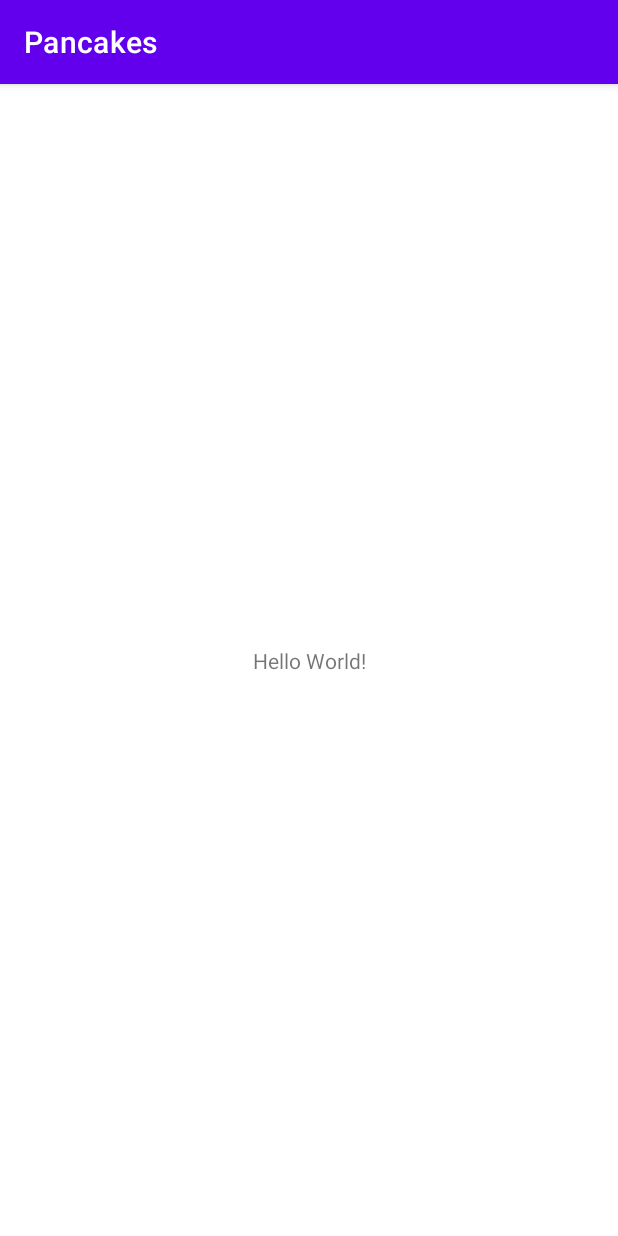
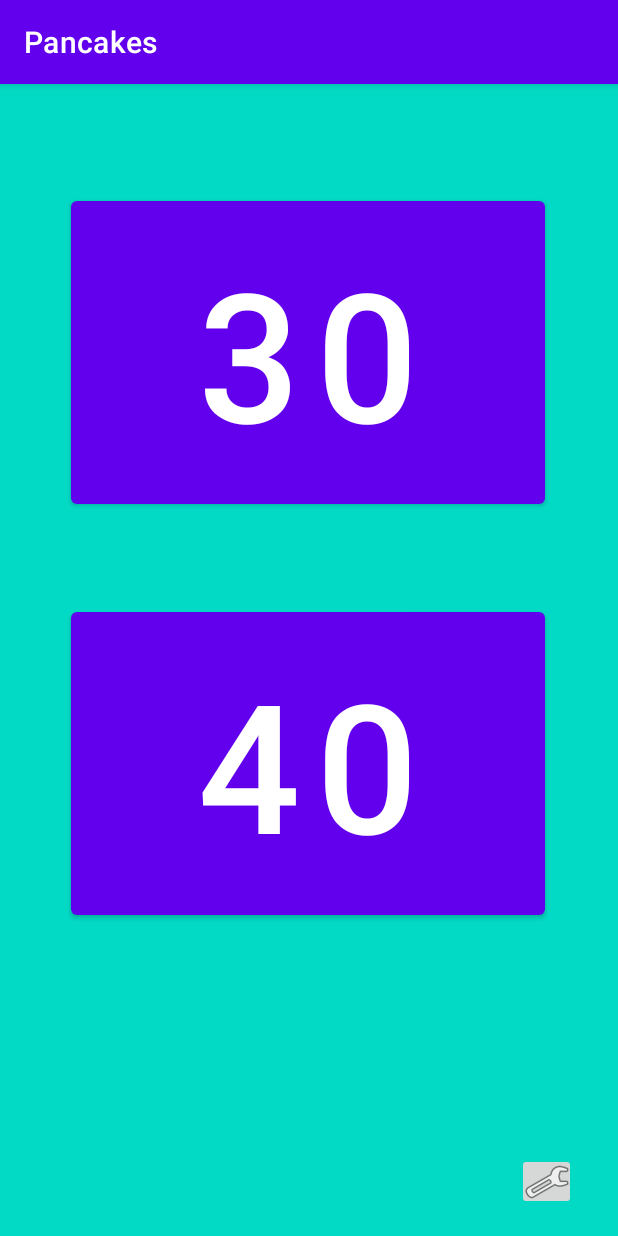
Before and after one commit to SergeySigov/Pancakes, an Android app: the screen it shows after launch (MainActivity), on a phone screen of 412 x 824 dp. Run offline under Robolectric (Android 15) with nearby library versions, the phone set to English and light mode, and no system bars.

Commit message:
Перенос кода из тестового приложения. Настройки не доделаны.

```diff
--- a/app/build.gradle
+++ b/app/build.gradle
@@ -1,6 +1,7 @@
 plugins {
     id 'com.android.application'
     id 'kotlin-android'
+    id 'kotlin-android-extensions'
 }
 
 android {
--- a/app/src/main/AndroidManifest.xml
+++ b/app/src/main/AndroidManifest.xml
@@ -9,6 +9,7 @@
         android:roundIcon="@mipmap/ic_launcher_round"
         android:supportsRtl="true"
         android:theme="@style/Theme.Pancakes">
+        <activity android:name=".SettingsActivity"></activity>
         <activity android:name=".MainActivity">
             <intent-filter>
                 <action android:name="android.intent.action.MAIN" />
--- a/app/src/main/res/layout/activity_main.xml
+++ b/app/src/main/res/layout/activity_main.xml
@@ -4,15 +4,47 @@
     xmlns:tools="http://schemas.android.com/tools"
     android:layout_width="match_parent"
     android:layout_height="match_parent"
+    android:background="@color/teal_200"
     tools:context=".MainActivity">
 
-    <TextView
-        android:layout_width="wrap_content"
-        android:layout_height="wrap_content"
-        android:text="Hello World!"
+
+    <ImageButton
+        android:id="@+id/button_settings"
+        android:layout_width="39dp"
+        android:layout_height="38dp"
+        android:onClick="onSetting"
         app:layout_constraintBottom_toBottomOf="parent"
-        app:layout_constraintLeft_toLeftOf="parent"
-        app:layout_constraintRight_toRightOf="parent"
+        app:layout_constraintEnd_toEndOf="parent"
+        app:layout_constraintHorizontal_bias="0.924"
+        app:layout_constraintStart_toStartOf="parent"
+        app:layout_constraintTop_toTopOf="parent"
+        app:layout_constraintVertical_bias="0.976"
+        app:srcCompat="@android:drawable/ic_menu_manage" />
+
+    <Button
+        android:id="@+id/button1"
+        android:layout_width="316dp"
+        android:layout_height="214dp"
+        android:layout_marginTop="72dp"
+        android:onClick="btn1Click"
+        android:text="30"
+        android:textSize="120dp"
+        app:layout_constraintEnd_toEndOf="parent"
+        app:layout_constraintHorizontal_bias="0.494"
+        app:layout_constraintStart_toStartOf="parent"
         app:layout_constraintTop_toTopOf="parent" />
 
+    <Button
+        android:id="@+id/button2"
+        android:layout_width="316dp"
+        android:layout_height="214dp"
+        android:layout_marginTop="60dp"
+        android:onClick="btn2Click"
+        android:text="40"
+        android:textSize="120dp"
+        app:layout_constraintEnd_toEndOf="parent"
+        app:layout_constraintHorizontal_bias="0.494"
+        app:layout_constraintStart_toStartOf="parent"
+        app:layout_constraintTop_toBottomOf="@+id/button1" />
+
 </androidx.constraintlayout.widget.ConstraintLayout>
--- a/app/src/main/res/values/strings.xml
+++ b/app/src/main/res/values/strings.xml
@@ -1,3 +1,4 @@
 <resources>
     <string name="app_name">Pancakes</string>
+    <string name="button_text">Press Me</string>
 </resources>
```
Also changed, not shown: app/src/main/java/com/sigov/pancakes/MainActivity.kt (+129 -1 lines), app/src/main/java/com/sigov/pancakes/SettingsActivity.kt (added, +26 -0 lines), app/src/main/res/layout/activity_settings.xml (added, +114 -0 lines), gradle/wrapper/gradle-wrapper.properties, 1 other file.
